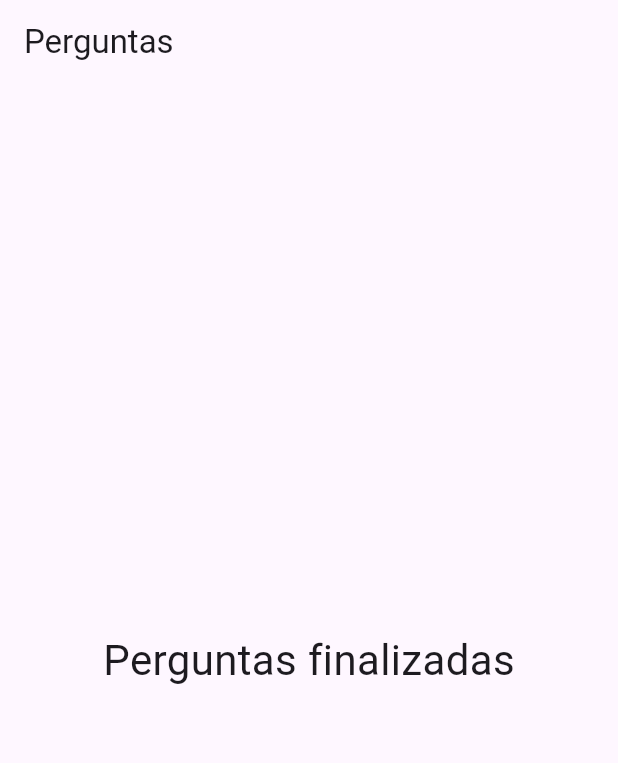
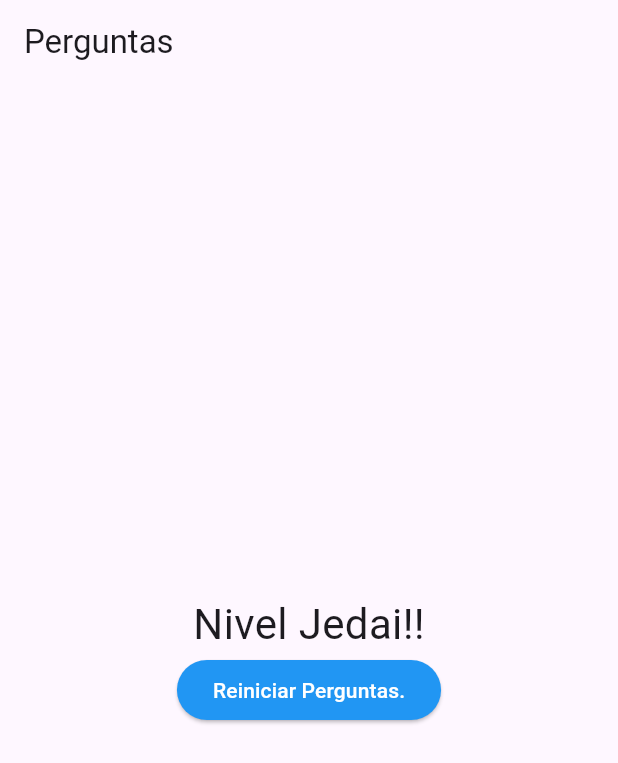
Before and after one commit to danillohss/projeto_perguntas, a Flutter app: the screen it shows after launch, after a tap on "Azul", after a tap on "React.js", after a tap on "Cachorro", on a phone screen of 412 x 824 dp. Shown: the top 763 px of the screen. Run offline on Flutter 3.47's test engine with Material 3 defaults, Android fonts, the phone set to English and light mode, and no system bars.

Commit message:
Finalizando app Perguntas

```diff
--- a/lib/main.dart
+++ b/lib/main.dart
@@ -6,29 +6,52 @@ void main() => runApp(PerguntaApp());
 
 class PerguntaAppState extends State<PerguntaApp> {
   var _perguntaSelecionada = 0;
+  var _pontuacaoTotal = 0;
 
   final _perguntas = const [
     {
       'texto': 'Qual sua cor favorita?',
-      'respostas': ['Azul', 'Verde', 'Amarelo', 'Branco'],
+      'respostas': [
+        {'texto': 'Azul', 'pontuacao': 7},
+        {'texto': 'Verde', 'pontuacao': 9},
+        {'texto': 'Amarelo', 'pontuacao': 6},
+        {'texto': 'Branco', 'pontuacao': 5},
+      ],
     },
     {
       'texto': 'Qual é sua tecnologia favorita?',
-      'respostas': ['Vue.js', 'React.js', 'C#', 'Flutter'],
+      'respostas': [
+        {'texto': 'Vue.js', 'pontuacao': 10},
+        {'texto': 'React.js', 'pontuacao': 7},
+        {'texto': 'C#', 'pontuacao': 8},
+        {'texto': 'Flutter', 'pontuacao': 6},
+      ],
     },
     {
       'texto': 'Qual é seu animal favorito?',
-      'respostas': ['Arara', 'Gato', 'Cachorro', 'Peixe'],
+      'respostas': [
+        {'texto': 'Arara', 'pontuacao': 2},
+        {'texto': 'Gato', 'pontuacao': 10},
+        {'texto': 'Cachorro', 'pontuacao': 6},
+        {'texto': 'Peixe', 'pontuacao': 5},
+      ],
     },
   ];
 
-  void _responder() {
+  void _responder(int pontuacao) {
+    if (perguntaSelecionada) {
+      setState(() {
+        _perguntaSelecionada++;
+        _pontuacaoTotal += pontuacao;
+      });
+    }
+  }
+
+  void _reiniciar() {
     setState(() {
-      if (perguntaSelecionada) {
-        _perguntaSelecionada++;
-      }
+      _perguntaSelecionada = 0;
+      _pontuacaoTotal = 0;
     });
-    print(_perguntaSelecionada);
   }
 
   bool get perguntaSelecionada {
@@ -47,7 +70,7 @@ class PerguntaAppState extends State<PerguntaApp> {
                   perguntas: _perguntas,
                   perguntaSelecionada: _perguntaSelecionada,
                   responder: _responder)
-              : const Resultado()),
+              : Resultado(_pontuacaoTotal, _reiniciar)),
     );
   }
 }
--- a/lib/questionario.dart
+++ b/lib/questionario.dart
@@ -5,7 +5,7 @@ import './resposta.dart';
 class Questionario extends StatelessWidget {
   final List<Map<String, Object>> perguntas;
   final int perguntaSelecionada;
-  final void Function() responder;
+  final void Function(int) responder;
 
   Questionario({
     required this.perguntas,
@@ -19,15 +19,22 @@ class Questionario extends StatelessWidget {
 
   @override
   Widget build(BuildContext context) {
-    List<String> respostas = temPerguntaSelecionada
-        ? perguntas[perguntaSelecionada].cast()['respostas']
+    List<Map<String, Object>> respostas = temPerguntaSelecionada
+        ? perguntas[perguntaSelecionada]['respostas']
+            as List<Map<String, Object>>
         : [];
+
     return Column(
       children: [
         Questao(
           perguntas[perguntaSelecionada]['texto'].toString(),
         ),
-        ...respostas.map((text) => Respostas(text, responder)).toList(),
+        ...respostas.map((resp) {
+          return Respostas(
+            resp['texto'].toString(),
+            () => responder(int.parse(resp['pontuacao'].toString())),
+          );
+        }).toList(),
       ],
     );
   }
--- a/lib/resultado.dart
+++ b/lib/resultado.dart
@@ -1,14 +1,42 @@
 import 'package:flutter/material.dart';
 
 class Resultado extends StatelessWidget {
-  const Resultado({super.key});
+  final int pontuacao;
+  final void Function() _reiniciarQuestionario;
+
+  Resultado(this.pontuacao, this._reiniciarQuestionario);
+
+  String get fraseResultado {
+    if (pontuacao < 8) {
+      return 'Parabéns';
+    } else if (pontuacao < 12) {
+      return 'Ótimo!!';
+    } else if (pontuacao < 16) {
+      return 'Impressionante !!';
+    } else {
+      return 'Nivel Jedai!!';
+    }
+  }
 
   @override
   Widget build(BuildContext context) {
-    return Center(
-        child: Text(
-      'Perguntas finalizadas',
-      style: TextStyle(fontSize: 28),
-    ));
+    return Column(
+      mainAxisAlignment: MainAxisAlignment.center,
+      children: [
+        Center(
+            child: Text(
+          fraseResultado,
+          style: TextStyle(fontSize: 28),
+        )),
+        ElevatedButton(
+          child: Text('Reiniciar Perguntas.'),
+          onPressed: _reiniciarQuestionario,
+          style: ElevatedButton.styleFrom(
+            backgroundColor: Colors.blue,
+            foregroundColor: Colors.white,
+          ),
+        )
+      ],
+    );
   }
 }
```
